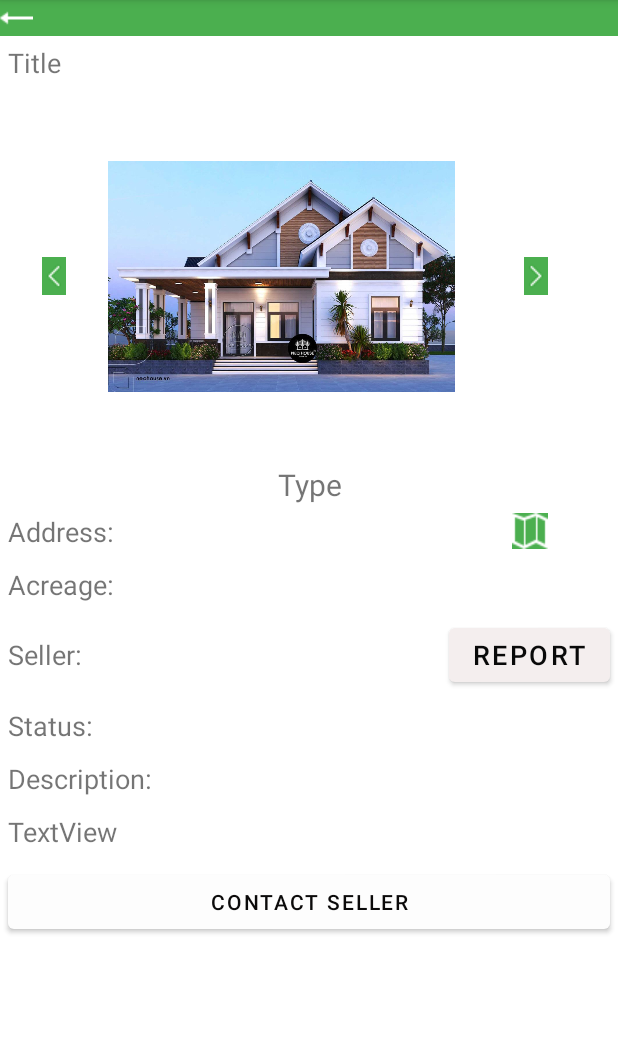
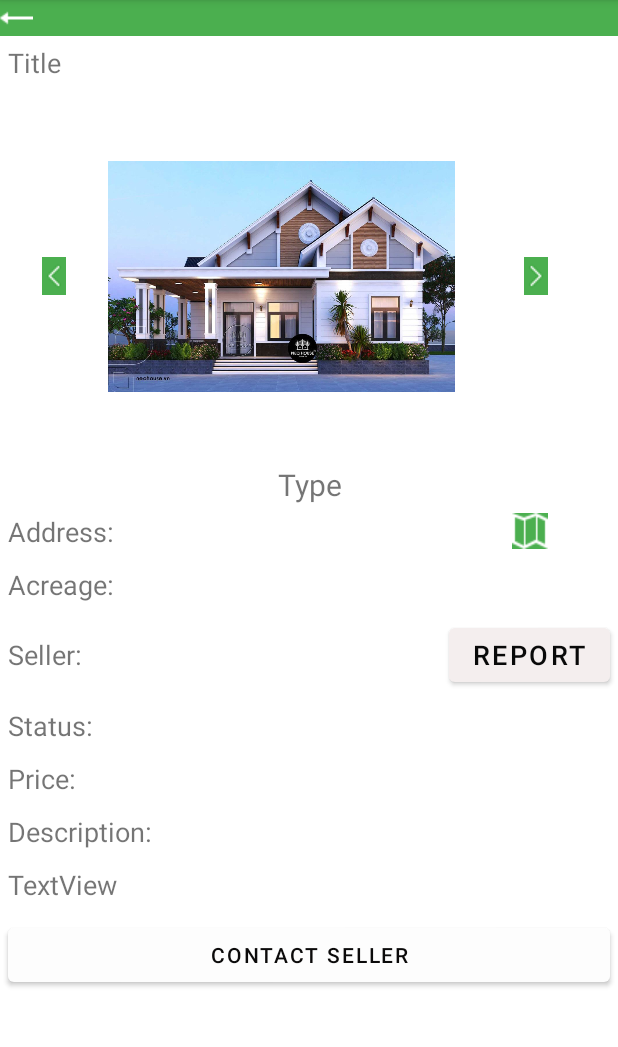
Before and after one commit to hongson0879/Capstone1.C1SE.06, an Android app: the activity_xemnha screen opened directly, with no data from a screen before it, on a phone screen of 412 x 824 dp, the part 84-1131 px from its top. Run offline under Robolectric (Android 15) with nearby library versions, the phone set to English and light mode, and no system bars.

Commit message:
update lỗi các form

```diff
--- a/app/src/main/res/layout/activity_sellhouse.xml
+++ b/app/src/main/res/layout/activity_sellhouse.xml
@@ -36,13 +36,14 @@
             android:layout_height="match_parent">
 
             <TextView
-                android:id="@+id/txt_title"
+                android:id="@+id/textView9"
                 android:layout_width="wrap_content"
                 android:layout_height="wrap_content"
-                android:layout_margin="5dp"
                 android:layout_weight="1"
-                android:text="Title"
-                android:textSize="18sp" />
+                android:gravity="center"
+                android:text="Sell House"
+                android:textSize="20sp"
+                android:textStyle="bold" />
         </TableRow>
 
         <TableRow
@@ -51,14 +52,13 @@
             android:layout_weight="1">
 
             <TextView
-                android:id="@+id/textView9"
+                android:id="@+id/txt_title"
                 android:layout_width="wrap_content"
                 android:layout_height="wrap_content"
+                android:layout_margin="5dp"
                 android:layout_weight="1"
-                android:gravity="center"
-                android:text="Sell House"
-                android:textSize="20sp"
-                android:textStyle="bold" />
+                android:text="Title"
+                android:textSize="18sp" />
         </TableRow>
 
         <TableRow
--- a/app/src/main/res/layout/activity_xemnha.xml
+++ b/app/src/main/res/layout/activity_xemnha.xml
@@ -186,6 +186,28 @@
                 android:textSize="18sp" />
         </TableRow>
 
+        <TableRow
+            android:layout_width="match_parent"
+            android:layout_height="match_parent">
+
+            <TextView
+                android:id="@+id/textView10"
+                android:layout_width="wrap_content"
+                android:layout_height="wrap_content"
+                android:layout_margin="5dp"
+                android:text="Price:"
+                android:textSize="18sp" />
+
+            <TextView
+                android:id="@+id/txt_price"
+                android:layout_width="wrap_content"
+                android:layout_height="wrap_content"
+                android:layout_margin="5dp"
+                android:layout_weight="1"
+                android:textSize="18sp" />
+
+        </TableRow>
+
 
     </TableLayout>
 
```
Also changed, not shown: 10 other files.
